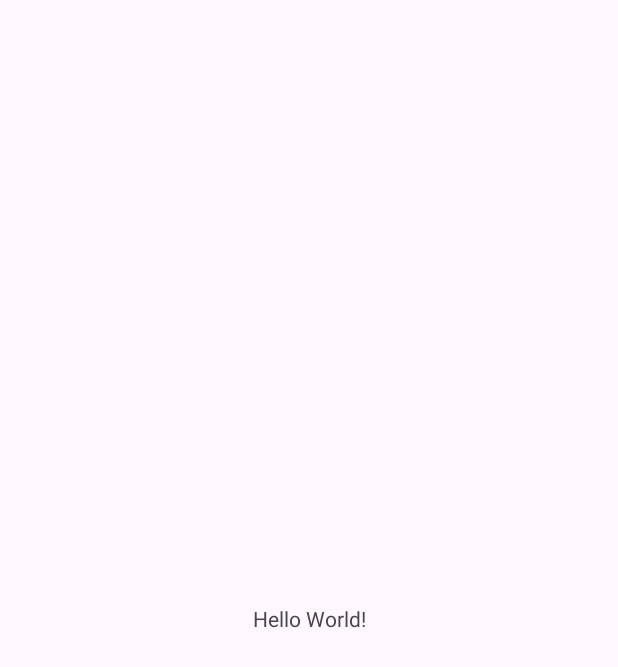
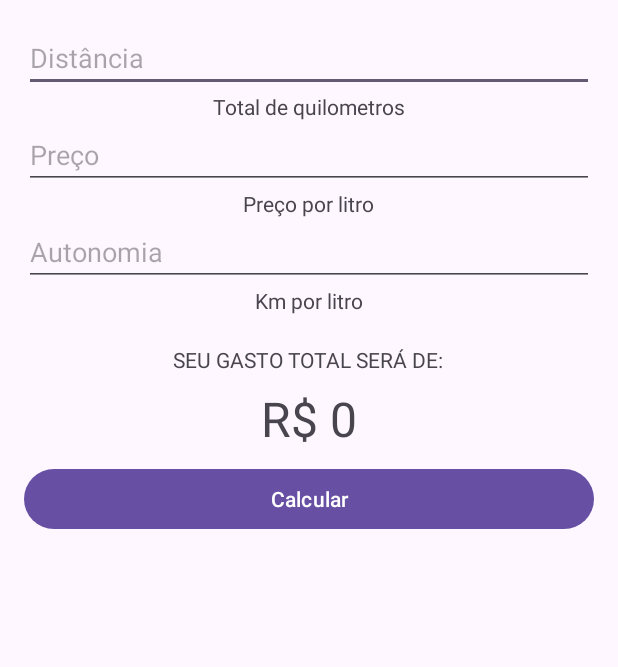
Before and after one commit to heitorbrunini/Gasto-Viagem, an Android app: the screen it shows after launch (MainActivity), on a phone screen of 412 x 824 dp. Before the commit the part shown is almost empty. Shown: the top 667 px of the screen. Run offline under Robolectric (Android 15) with nearby library versions, the phone set to English and light mode, and no system bars.

Commit message:
Activity View

```diff
--- a/app/src/main/res/layout/activity_main.xml
+++ b/app/src/main/res/layout/activity_main.xml
@@ -1,19 +1,68 @@
 <?xml version="1.0" encoding="utf-8"?>
-<androidx.constraintlayout.widget.ConstraintLayout xmlns:android="http://schemas.android.com/apk/res/android"
+<LinearLayout xmlns:android="http://schemas.android.com/apk/res/android"
     xmlns:app="http://schemas.android.com/apk/res-auto"
     xmlns:tools="http://schemas.android.com/tools"
     android:id="@+id/main"
     android:layout_width="match_parent"
     android:layout_height="match_parent"
-    tools:context=".MainActivity">
+    android:orientation="vertical"
+    tools:context=".MainActivity"
+    android:layout_margin="16dp"
+    >
+
+    <EditText
+        android:layout_width="match_parent"
+        android:layout_height="wrap_content"
+        android:hint="@string/dist_ncia"
+        />
+    <TextView
+        android:layout_width="wrap_content"
+        android:layout_height="wrap_content"
+        android:layout_gravity="center"
+        android:text="@string/t_km"/>
+
+    <EditText
+        android:layout_width="match_parent"
+        android:layout_height="wrap_content"
+        android:hint="@string/pre_o"
+        />
+    <TextView
+        android:layout_width="wrap_content"
+        android:layout_height="wrap_content"
+        android:layout_gravity="center"
+        android:text="@string/p_litro"/>
+
+    <EditText
+        android:layout_width="match_parent"
+        android:layout_height="wrap_content"
+        android:hint="@string/autonomia"
+        />
+    <TextView
+        android:layout_width="wrap_content"
+        android:layout_height="wrap_content"
+        android:layout_gravity="center"
+        android:text="@string/km_por_litro"/>
+
 
     <TextView
         android:layout_width="wrap_content"
         android:layout_height="wrap_content"
-        android:text="Hello World!"
-        app:layout_constraintBottom_toBottomOf="parent"
-        app:layout_constraintEnd_toEndOf="parent"
-        app:layout_constraintStart_toStartOf="parent"
-        app:layout_constraintTop_toTopOf="parent" />
+        android:layout_gravity="center"
+        android:layout_marginTop="20dp"
+        android:text="@string/gasto_tota"/>
+    <TextView
+        android:layout_width="wrap_content"
+        android:layout_height="wrap_content"
+        android:layout_gravity="center"
+        android:layout_marginTop="8dp"
+        android:textSize="32sp"
+        android:text="@string/r_0"/>
+    <Button
+        android:layout_width="match_parent"
+        android:layout_height="wrap_content"
+        android:text="@string/calcular"
+        android:layout_marginTop="8dp"
+        />
 
-</androidx.constraintlayout.widget.ConstraintLayout>
+
+</LinearLayout>
--- a/app/src/main/res/values/strings.xml
+++ b/app/src/main/res/values/strings.xml
@@ -1,3 +1,13 @@
 <resources>
     <string name="app_name">MyApplication</string>
+    <string name="text">text</string>
+    <string name="dist_ncia">Distância</string>
+    <string name="t_km">Total de quilometros</string>
+    <string name="pre_o">Preço</string>
+    <string name="p_litro">Preço por litro</string>
+    <string name="autonomia">Autonomia</string>
+    <string name="km_por_litro">Km por litro</string>
+    <string name="gasto_tota">SEU GASTO TOTAL SERÁ DE:</string>
+    <string name="r_0">R$ 0</string>
+    <string name="calcular">Calcular</string>
 </resources>
```
